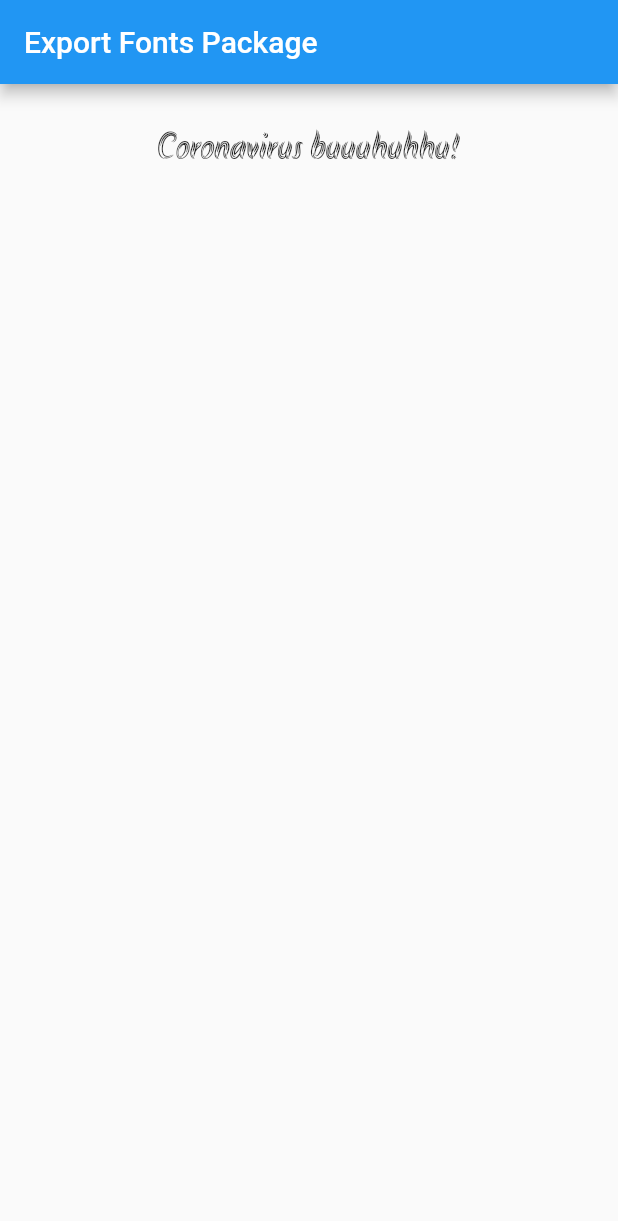
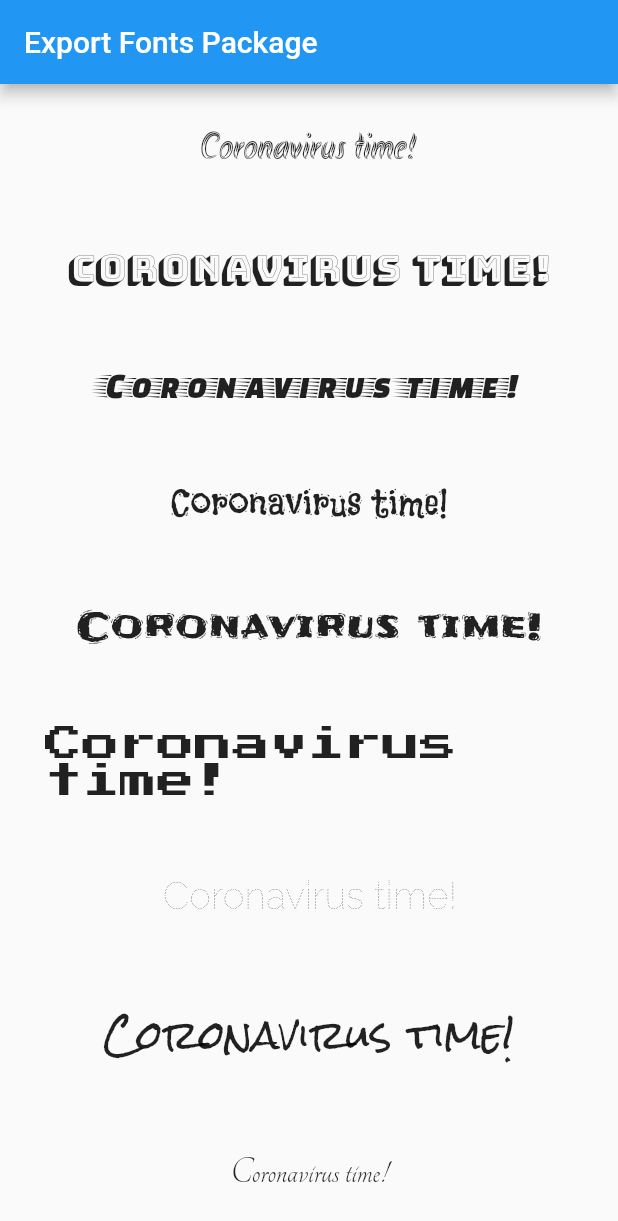
Before and after one commit to wlizama/flutter_training, a Flutter app: the MyFontsPage screen opened directly, on a phone screen of 412 x 824 dp. Shown: the top 1221 px of the screen. Run offline on Flutter 3.47's test engine with Material 2 defaults, Android fonts, the phone set to English and light mode, and no system bars.

Commit message:
import Google Fonts

```diff
--- a/lib/export-font-package.dart
+++ b/lib/export-font-package.dart
@@ -23,11 +23,68 @@ class MyFontsPage extends StatelessWidget {
         margin: const EdgeInsets.all(30),
         alignment: Alignment.center,
         child: Column(
+          mainAxisAlignment: MainAxisAlignment.spaceBetween,
           children: <Widget>[
             Text(
-              'Coronavirus buuuhuhhu!',
+              'Coronavirus time!',
               style: TextStyle(
                 fontFamily: 'Akronim',
+                fontSize: 25
+              ),
+            ),
+            Text(
+              'Coronavirus time!',
+              style: TextStyle(
+                fontFamily: 'Bungee_Shade',
+                fontSize: 25
+              ),
+            ),
+            Text(
+              'Coronavirus time!',
+              style: TextStyle(
+                fontFamily: 'Faster_One',
+                fontSize: 25
+              ),
+            ),
+            Text(
+              'Coronavirus time!',
+              style: TextStyle(
+                fontFamily: 'Flavors',
+                fontSize: 25
+              ),
+            ),
+            Text(
+              'Coronavirus time!',
+              style: TextStyle(
+                fontFamily: 'Frijole',
+                fontSize: 25
+              ),
+            ),
+            Text(
+              'Coronavirus time!',
+              style: TextStyle(
+                fontFamily: 'Press_Start_2P',
+                fontSize: 25
+              ),
+            ),
+            Text(
+              'Coronavirus time!',
+              style: TextStyle(
+                fontFamily: 'Raleway_Dots',
+                fontSize: 25
+              ),
+            ),
+            Text(
+              'Coronavirus time!',
+              style: TextStyle(
+                fontFamily: 'Rock_Salt',
+                fontSize: 25
+              ),
+            ),
+            Text(
+              'Coronavirus time!',
+              style: TextStyle(
+                fontFamily: 'Tangerine',
                 fontSize: 25
               ),
             )
```
Also changed, not shown: pubspec.yaml (+21 -0 lines).
